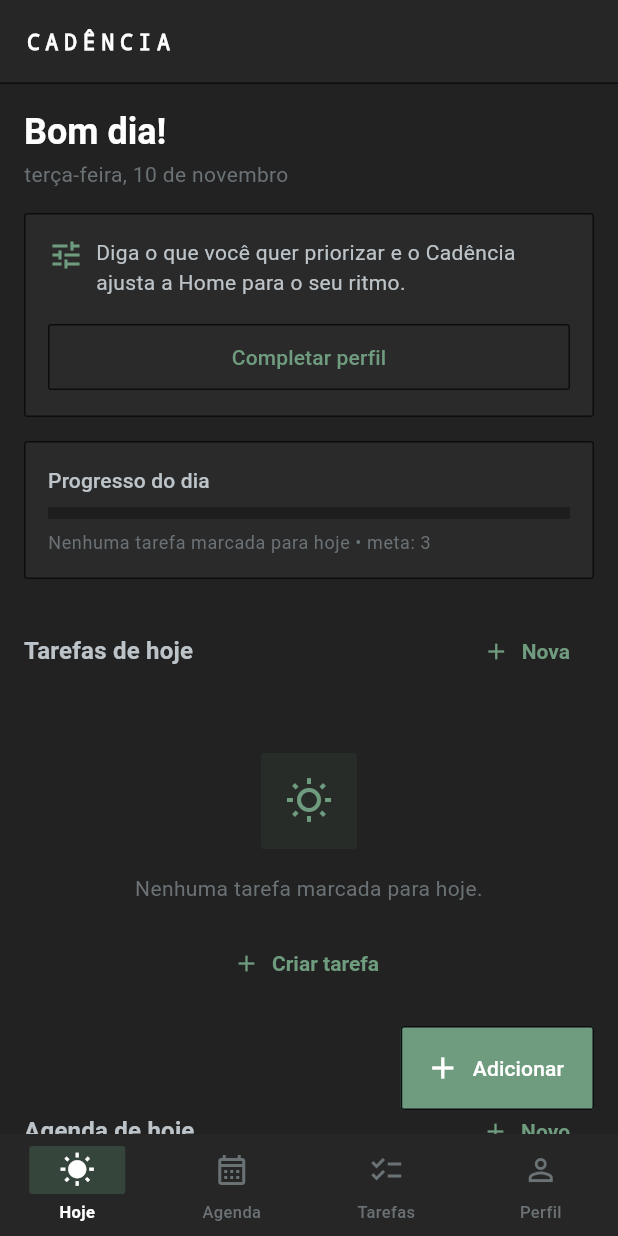
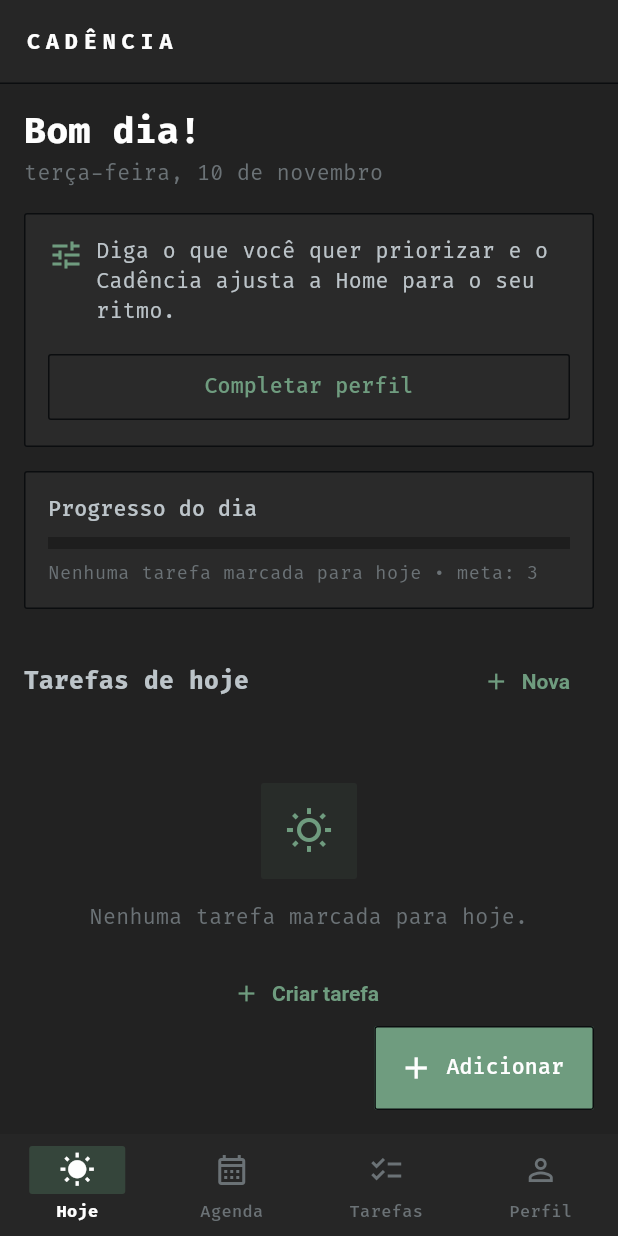
Before and after one commit to So1d/cadencia, a Flutter app: the screen it shows after launch, after a tap on "Próximo", after a tap on "Pular", on a phone screen of 412 x 824 dp. Run offline on Flutter 3.47's test engine with Material 3 defaults, Android fonts, the phone set to English and light mode, and no system bars; our stand-ins replace shared_preferences, table_calendar; accounts and stored records are empty.

Commit message:
Cadência: Fira Code como fonte do app
- 4 pesos embutidos em assets/fonts (Regular/Medium/SemiBold/Bold, 400-700)
- fontFamily 'Fira Code' no tema (antes: system-ui)
- os 7 usos hardcoded de 'monospace' apontam pra Fira Code agora

```diff
--- a/lib/app/theme/app_theme.dart
+++ b/lib/app/theme/app_theme.dart
@@ -37,7 +37,7 @@ abstract class AppTheme {
       useMaterial3: true,
       colorScheme: scheme,
       scaffoldBackgroundColor: AppColors.bgPrimary,
-      fontFamily: null, // system-ui por padrão, igual o CSS
+      fontFamily: 'Fira Code', // mono em todo o app (antes: system-ui)
     );
 
     return base.copyWith(
--- a/lib/features/events/presentation/pages/event_details_page.dart
+++ b/lib/features/events/presentation/pages/event_details_page.dart
@@ -158,7 +158,7 @@ class EventDetailsPage extends StatelessWidget {
             Text(
               'OBSERVAÇÕES',
               style: text.labelSmall?.copyWith(
-                fontFamily: 'monospace',
+                fontFamily: 'Fira Code',
                 letterSpacing: 2,
                 color: AppColors.textMuted,
               ),
--- a/lib/features/home/presentation/pages/home_page.dart
+++ b/lib/features/home/presentation/pages/home_page.dart
@@ -59,7 +59,7 @@ class HomePage extends StatelessWidget {
         title: const Text(
           'CADÊNCIA',
           style: TextStyle(
-            fontFamily: 'monospace',
+            fontFamily: 'Fira Code',
             fontSize: 14,
             letterSpacing: 4,
           ),
--- a/lib/features/onboarding/presentation/pages/onboarding_page.dart
+++ b/lib/features/onboarding/presentation/pages/onboarding_page.dart
@@ -62,7 +62,7 @@ class _OnboardingPageState extends State<OnboardingPage> {
         title: const Text(
           'CADÊNCIA',
           style: TextStyle(
-            fontFamily: 'monospace',
+            fontFamily: 'Fira Code',
             fontSize: 14,
             letterSpacing: 4,
             color: AppColors.textMuted,
--- a/lib/features/profile/presentation/pages/profile_page.dart
+++ b/lib/features/profile/presentation/pages/profile_page.dart
@@ -77,7 +77,7 @@ class _HowItWorksCard extends StatelessWidget {
             Text(
               'COMO O PERFIL MUDA O APP',
               style: text.labelSmall?.copyWith(
-                fontFamily: 'monospace',
+                fontFamily: 'Fira Code',
                 letterSpacing: 2,
                 color: AppColors.textMuted,
               ),
--- a/lib/features/startup/presentation/splash_page.dart
+++ b/lib/features/startup/presentation/splash_page.dart
@@ -78,7 +78,7 @@ class _SplashPageState extends State<SplashPage> {
               child: const Text(
                 'C',
                 style: TextStyle(
-                  fontFamily: 'monospace',
+                  fontFamily: 'Fira Code',
                   fontSize: 48,
                   fontWeight: FontWeight.bold,
                   color: AppColors.primary,
@@ -89,7 +89,7 @@ class _SplashPageState extends State<SplashPage> {
             const Text(
               'CADÊNCIA',
               style: TextStyle(
-                fontFamily: 'monospace',
+                fontFamily: 'Fira Code',
                 fontSize: 14,
                 letterSpacing: 4,
                 color: AppColors.textMuted,
```
Also changed, not shown: pubspec.yaml (+12 -0 lines), assets/fonts/FiraCode-Bold.ttf (added), assets/fonts/FiraCode-Medium.ttf (added), assets/fonts/FiraCode-Regular.ttf (added), assets/fonts/FiraCode-SemiBold.ttf (added).
